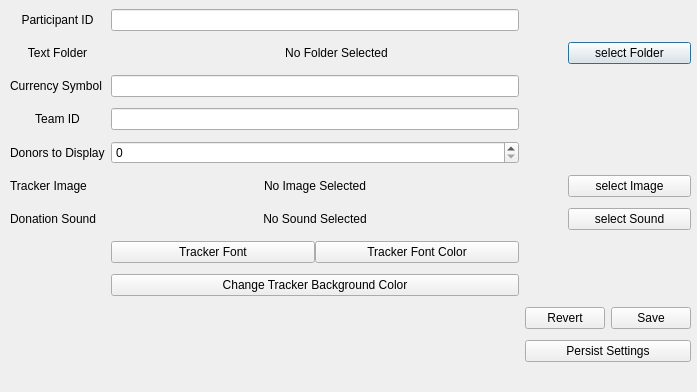
Before: the Qt Designer form QTdesignerfiles/settings.ui in djotaku/ELDonationTracker, drawn with Qt 5.
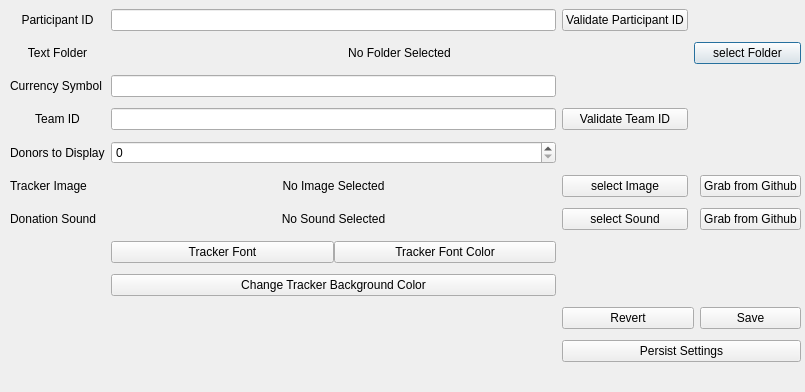
After: the same form once the commit is applied. Icons and pictures are not drawn.

Commit message: :new: User can grab image and sound for tracker from Github

The edit to the form file:
```diff
--- a/QTdesignerfiles/settings.ui
+++ b/QTdesignerfiles/settings.ui
@@ -6,7 +6,7 @@
    <rect>
     <x>0</x>
     <y>0</y>
-    <width>697</width>
+    <width>805</width>
     <height>392</height>
    </rect>
   </property>
@@ -18,8 +18,8 @@
     <rect>
      <x>10</x>
      <y>0</y>
-     <width>681</width>
-     <height>374</height>
+     <width>791</width>
+     <height>381</height>
     </rect>
    </property>
    <layout class="QGridLayout" name="gridLayout">
@@ -70,13 +70,6 @@
       </property>
      </widget>
     </item>
-    <item row="6" column="3" colspan="2">
-     <widget class="QPushButton" name="pushButton_sound">
-      <property name="text">
-       <string>select Sound</string>
-      </property>
-     </widget>
-    </item>
     <item row="3" column="1">
      <widget class="QLineEdit" name="lineEditTeamID"/>
     </item>
@@ -148,13 +141,6 @@
       </property>
      </widget>
     </item>
-    <item row="5" column="3" colspan="2">
-     <widget class="QPushButton" name="pushButton_tracker_image">
-      <property name="text">
-       <string>select Image</string>
-      </property>
-     </widget>
-    </item>
     <item row="1" column="1" colspan="2">
      <widget class="QLabel" name="labelTextFolder">
       <property name="text">
@@ -199,6 +185,48 @@
     <item row="4" column="1">
      <widget class="QSpinBox" name="spinBox_DonorsToDisplay"/>
     </item>
+    <item row="5" column="2">
+     <widget class="QPushButton" name="pushButton_tracker_image">
+      <property name="text">
+       <string>select Image</string>
+      </property>
+     </widget>
+    </item>
+    <item row="6" column="2">
+     <widget class="QPushButton" name="pushButton_sound">
+      <property name="text">
+       <string>select Sound</string>
+      </property>
+     </widget>
+    </item>
+    <item row="5" column="4">
+     <widget class="QPushButton" name="pushButton_grab_image">
+      <property name="text">
+       <string>Grab from Github</string>
+      </property>
+     </widget>
+    </item>
+    <item row="6" column="4">
+     <widget class="QPushButton" name="pushButton_grab_sound">
+      <property name="text">
+       <string>Grab from Github</string>
+      </property>
+     </widget>
+    </item>
+    <item row="0" column="2">
+     <widget class="QPushButton" name="pushButton_validate_participant_id">
+      <property name="text">
+       <string>Validate Participant ID</string>
+      </property>
+     </widget>
+    </item>
+    <item row="3" column="2">
+     <widget class="QPushButton" name="pushButton_validate_team_id">
+      <property name="text">
+       <string>Validate Team ID</string>
+      </property>
+     </widget>
+    </item>
    </layout>
   </widget>
  </widget>
```
Left out of the diff: 16 changed lines with no effect on the pictures. The commit also changes 5 other files.
